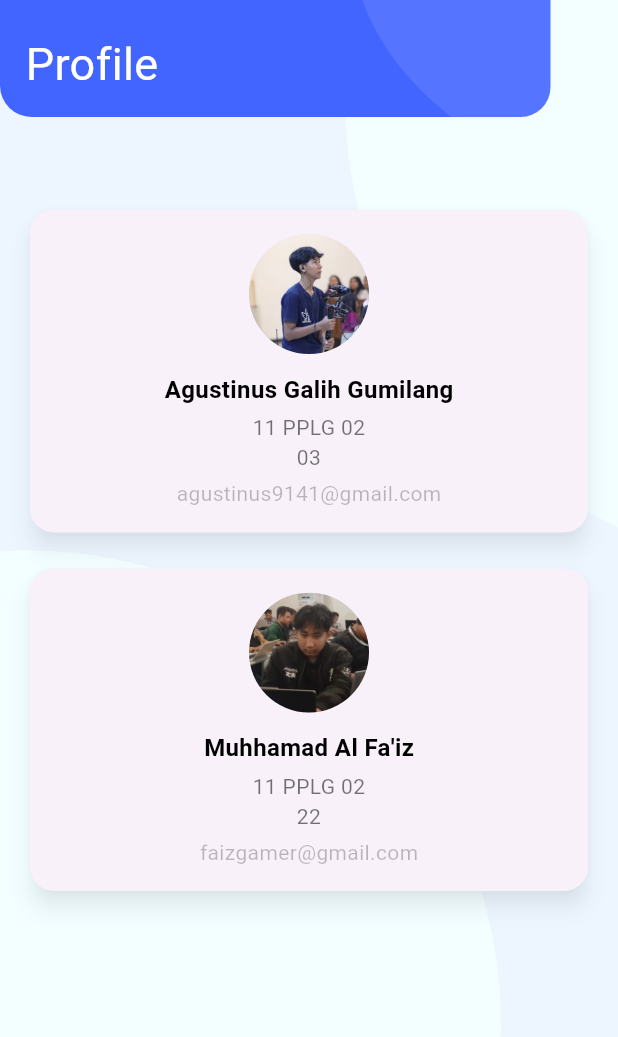
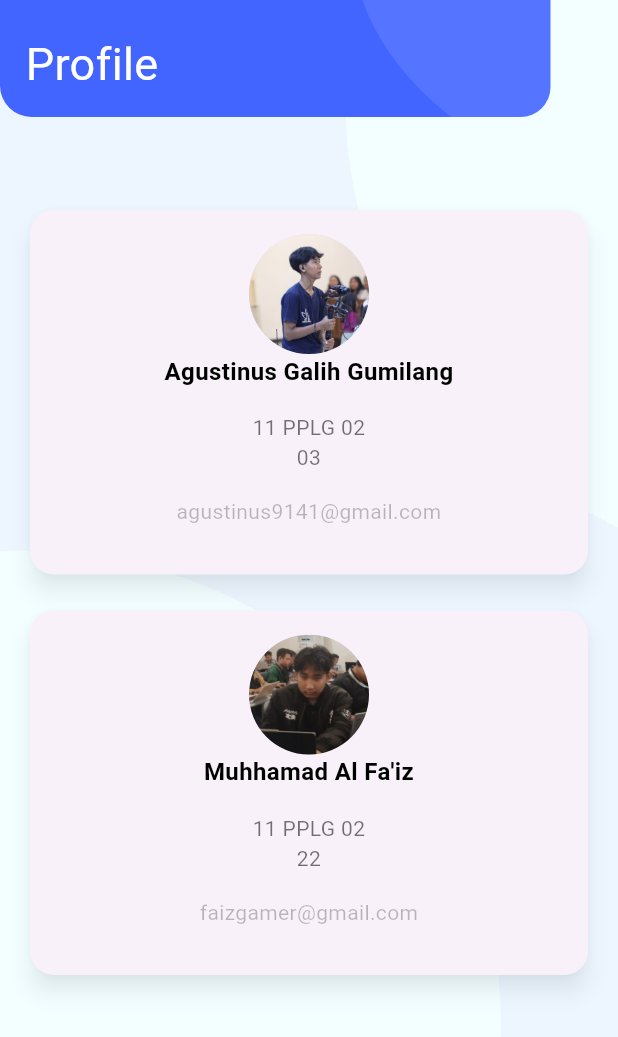
Before and after one commit to Reyhankunlah/TugasFlutterToDoList_22_03, a Flutter app: the ProfilePage screen opened directly, on a phone screen of 412 x 824 dp. Shown: the top 1037 px of the screen. Run offline on Flutter 3.47's test engine with Material 3 defaults, Android fonts, the phone set to English and light mode, and no system bars; our stand-ins replace get.

Commit message:
[AGG] fix profile card

```diff
--- a/lib/Components/profile_card.dart
+++ b/lib/Components/profile_card.dart
@@ -1,5 +1,6 @@
 import 'package:flutter/material.dart';
 import 'custom_color.dart';
+import 'custom_text.dart';
 
 class ProfileCard extends StatelessWidget {
   final String name;
@@ -32,34 +33,27 @@ class ProfileCard extends StatelessWidget {
               backgroundImage: AssetImage(imagePath),
               backgroundColor: CustomColor.blugrey.withOpacity(0.3),
             ),
-            const SizedBox(height: 12),
 
-            Text(
-              name,
-              style: const TextStyle(
-                fontSize: 16,
-                fontWeight: FontWeight.bold,
-                color: CustomColor.black,
-              ),
+            CustomText(
+              myText: name,
+              fontColor: CustomColor.black,
+              fontSize: 16,
+              fontWeight: FontWeight.bold,
+              align: TextAlign.center,
             ),
-            const SizedBox(height: 4),
 
-            Text(
-              "$kelas\n$absen",
-              textAlign: TextAlign.center,
-              style: const TextStyle(
-                fontSize: 14,
-                color: CustomColor.elementInactive1,
-              ),
+            CustomText(
+              myText: "$kelas\n$absen",
+              fontColor: CustomColor.elementInactive1,
+              fontSize: 14,
+              align: TextAlign.center,
             ),
-            const SizedBox(height: 4),
 
-            Text(
-              email,
-              style: const TextStyle(
-                fontSize: 14,
-                color: CustomColor.elementInactive2,
-              ),
+            CustomText(
+              myText: email,
+              fontColor: CustomColor.elementInactive2,
+              fontSize: 14,
+              align: TextAlign.center,
             ),
           ],
         ),
--- a/lib/Pages/home_page.dart
+++ b/lib/Pages/home_page.dart
@@ -23,15 +23,13 @@ class HomePage extends StatelessWidget {
           BackDecoration(),
           CustomHeader(
             judulHeader: 'Home',
-          ), // <- ini tadinya "History", aku ganti jadi "Home"
+          ),
           Padding(
             padding: const EdgeInsets.only(top: 100),
             child: SingleChildScrollView(
-              // 🔑 halaman scroll sekali
               child: Column(
                 crossAxisAlignment: CrossAxisAlignment.start,
                 children: [
-                  // Section Not Started
                   Padding(
                     padding: const EdgeInsets.fromLTRB(24, 12, 0, 0),
                     child: CustomText(
@@ -43,8 +41,8 @@ class HomePage extends StatelessWidget {
                     final allTasks = [...taskC.notStarted];
                     return ListView.builder(
                       physics:
-                          const NeverScrollableScrollPhysics(), // ⛔ no scroll
-                      shrinkWrap: true, // 🔑 biar tinggi menyesuaikan isi
+                          const NeverScrollableScrollPhysics(),
+                      shrinkWrap: true,
                       padding: const EdgeInsets.all(16),
                       itemCount: allTasks.length,
                       itemBuilder: (context, index) {
@@ -54,7 +52,6 @@ class HomePage extends StatelessWidget {
                     );
                   }),
 
-                  // Section In Progress
                   Padding(
                     padding: const EdgeInsets.fromLTRB(24, 12, 0, 0),
                     child: CustomText(
@@ -80,7 +77,6 @@ class HomePage extends StatelessWidget {
             ),
           ),
 
-          // Floating Button
           Positioned(
             bottom: 20,
             right: 20,
```
